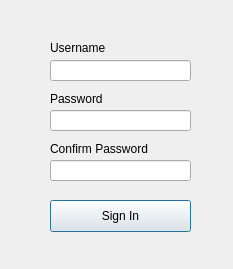
Before: the Qt Designer form client/signup.ui in SimoneDutto/CollaborativeEditor, drawn with Qt 5.
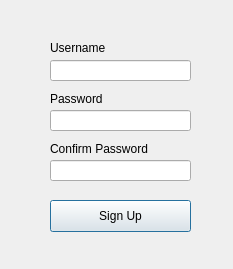
After: the same form once the commit is applied.

```diff
--- a/client/signup.ui
+++ b/client/signup.ui
@@ -72,7 +72,7 @@
     </rect>
    </property>
    <property name="text">
-    <string>Sign In</string>
+    <string>Sign Up</string>
    </property>
   </widget>
   <widget class="QLineEdit" name="lineEdit">
```
